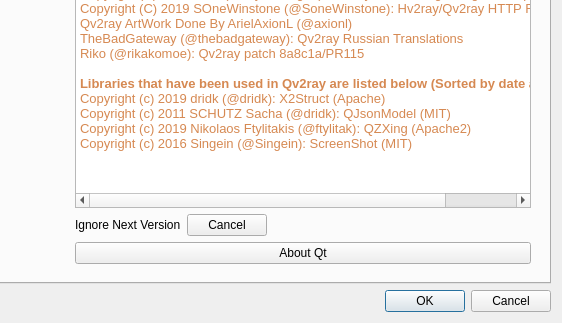
Qt form src/ui/w_PrefrencesWindow.ui (darsvador/qvssr) before a commit; both pictures show x 218 to 780 and y 257 to 580 of the 780 by 580 pixel window.
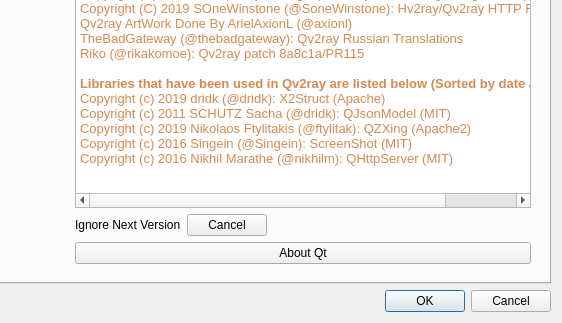
The same form after that commit. The open tabs and pages were chosen to show the change. Icons and pictures are not drawn.

Patch:
```diff
--- a/src/ui/w_PrefrencesWindow.ui
+++ b/src/ui/w_PrefrencesWindow.ui
@@ -1499,7 +1499,8 @@
 &lt;p style=&quot; margin-top:0px; margin-bottom:0px; margin-left:0px; margin-right:0px; -qt-block-indent:0; text-indent:0px;&quot;&gt;&lt;span style=&quot; font-family:'Noto Sans'; color:#d68952;&quot;&gt;Copyright (c) 2019 dridk (@dridk): X2Struct (Apache)&lt;/span&gt;&lt;/p&gt;
 &lt;p style=&quot; margin-top:0px; margin-bottom:0px; margin-left:0px; margin-right:0px; -qt-block-indent:0; text-indent:0px;&quot;&gt;&lt;span style=&quot; font-family:'Noto Sans'; color:#d68952;&quot;&gt;Copyright (c) 2011 SCHUTZ Sacha (@dridk): QJsonModel (MIT)&lt;/span&gt;&lt;/p&gt;
 &lt;p style=&quot; margin-top:0px; margin-bottom:0px; margin-left:0px; margin-right:0px; -qt-block-indent:0; text-indent:0px;&quot;&gt;&lt;span style=&quot; font-family:'Noto Sans'; color:#d68952;&quot;&gt;Copyright (c) 2019 Nikolaos Ftylitakis (@ftylitak): QZXing (Apache2)&lt;/span&gt;&lt;/p&gt;
-&lt;p style=&quot; margin-top:0px; margin-bottom:0px; margin-left:0px; margin-right:0px; -qt-block-indent:0; text-indent:0px;&quot;&gt;&lt;span style=&quot; font-family:'Noto Sans'; color:#d68952;&quot;&gt;Copyright (c) 2016 Singein (@Singein): ScreenShot (MIT)&lt;/span&gt;&lt;/p&gt;&lt;/body&gt;&lt;/html&gt;</string>
+&lt;p style=&quot; margin-top:0px; margin-bottom:0px; margin-left:0px; margin-right:0px; -qt-block-indent:0; text-indent:0px;&quot;&gt;&lt;span style=&quot; font-family:'Noto Sans'; color:#d68952;&quot;&gt;Copyright (c) 2016 Singein (@Singein): ScreenShot (MIT)&lt;/span&gt;&lt;/p&gt;
+&lt;p style=&quot; margin-top:0px; margin-bottom:0px; margin-left:0px; margin-right:0px; -qt-block-indent:0; text-indent:0px;&quot;&gt;&lt;span style=&quot; font-family:'Noto Sans'; color:#d68952;&quot;&gt;Copyright (c) 2016 Nikhil Marathe (@nikhilm): QHttpServer (MIT)&lt;/span&gt;&lt;/p&gt;&lt;/body&gt;&lt;/html&gt;</string>
             </property>
            </widget>
           </item>
```
